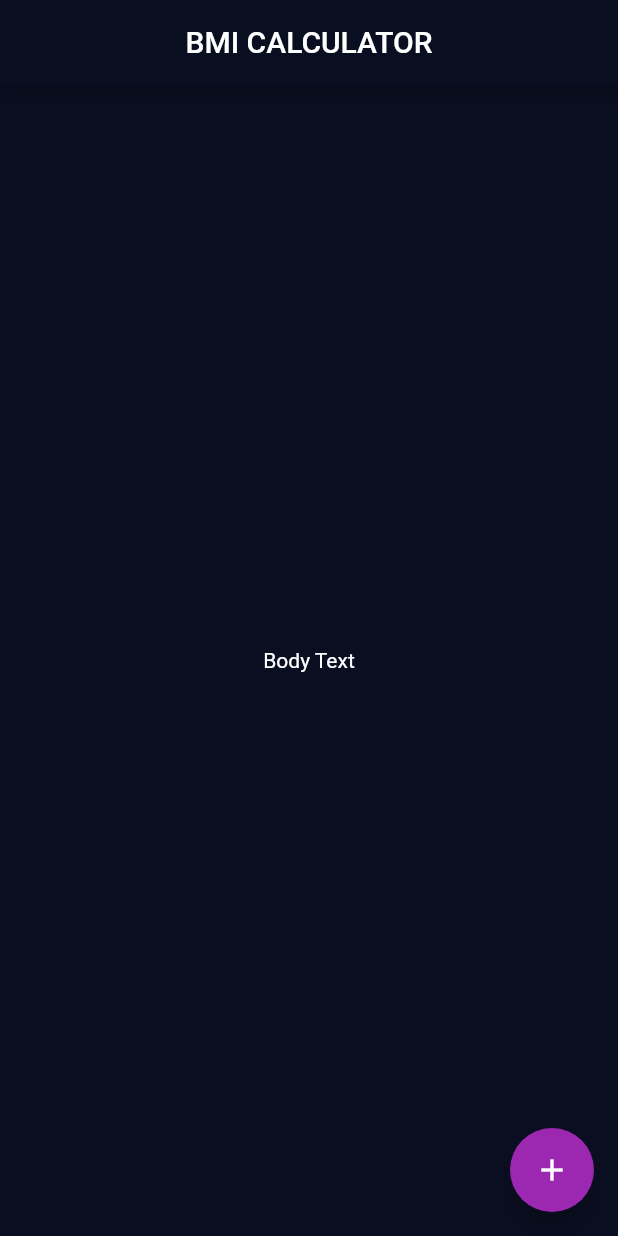
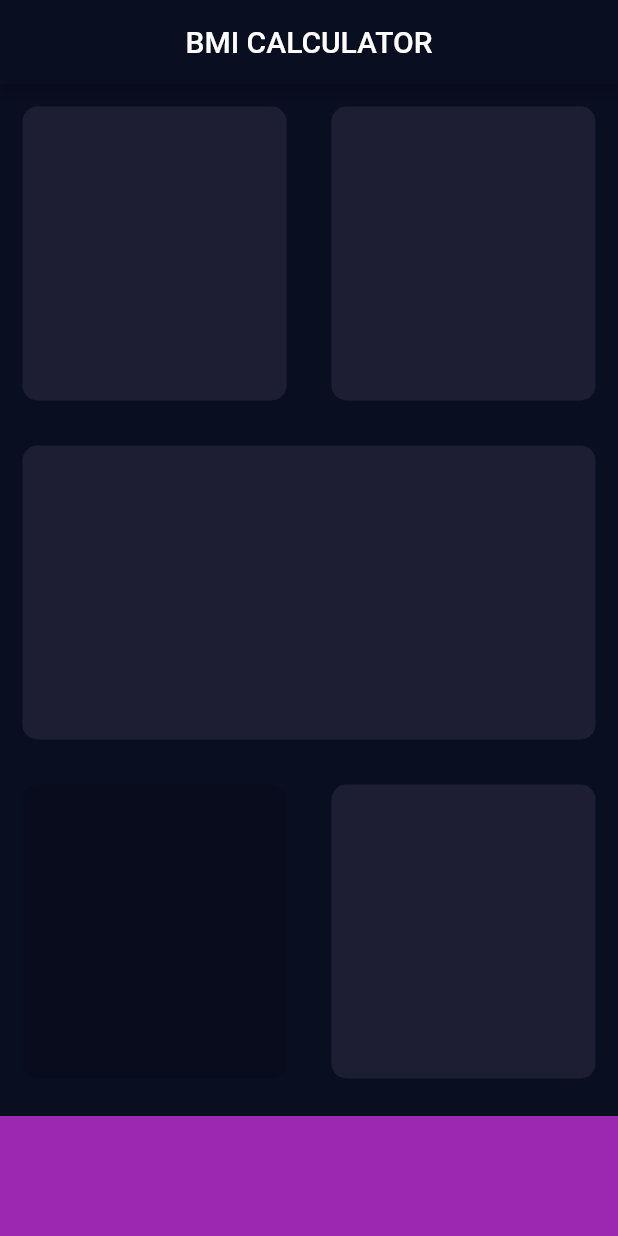
Before and after one commit to PascalJK/bmi_calculator, a Flutter app: the screen it shows after launch, on a phone screen of 412 x 824 dp. Run offline on Flutter 3.47's test engine with Material 2 defaults, Android fonts, the phone set to English and light mode, and no system bars.

Commit message:
- ui design.

```diff
--- a/lib/pages/input_page.dart
+++ b/lib/pages/input_page.dart
@@ -1,4 +1,8 @@
 import 'package:flutter/material.dart';
+
+const Color activeCardColor = Color(0xFF1d1e33);
+const double bottomContainerHeight = 80.0;
+const Color bottomContainerColor = Colors.purple;
 
 class InputPage extends StatefulWidget {
   const InputPage({super.key});
@@ -14,12 +18,41 @@ class _InputPageState extends State<InputPage> {
       appBar: AppBar(
         title: const Text('BMI CALCULATOR'),
       ),
-      body: const Center(
-        child: Text('Body Text'),
+      body: Column(
+        children: [
+          Expanded(
+            child: Row(
+              children: [
+                _reusableCardWidget(),
+                _reusableCardWidget(),
+              ],
+            ),
+          ),
+          _reusableCardWidget(),
+          Expanded(
+            child: Row(
+              children: [
+                _reusableCardWidget(color: Colors.black12),
+                _reusableCardWidget(),
+              ],
+            ),
+          ),
+          Container(
+            color: bottomContainerColor,
+            height: bottomContainerHeight,
+            margin: const EdgeInsets.only(top: 10),
+          )
+        ],
       ),
-      floatingActionButton: FloatingActionButton(
-        onPressed: () {},
-        child: const Icon(Icons.add),
+    );
+  }
+
+  Expanded _reusableCardWidget({Color color = activeCardColor}) {
+    return Expanded(
+      child: Container(
+        margin: const EdgeInsets.all(15),
+        decoration: BoxDecoration(
+            color: color, borderRadius: BorderRadius.circular(10)),
       ),
     );
   }
```
